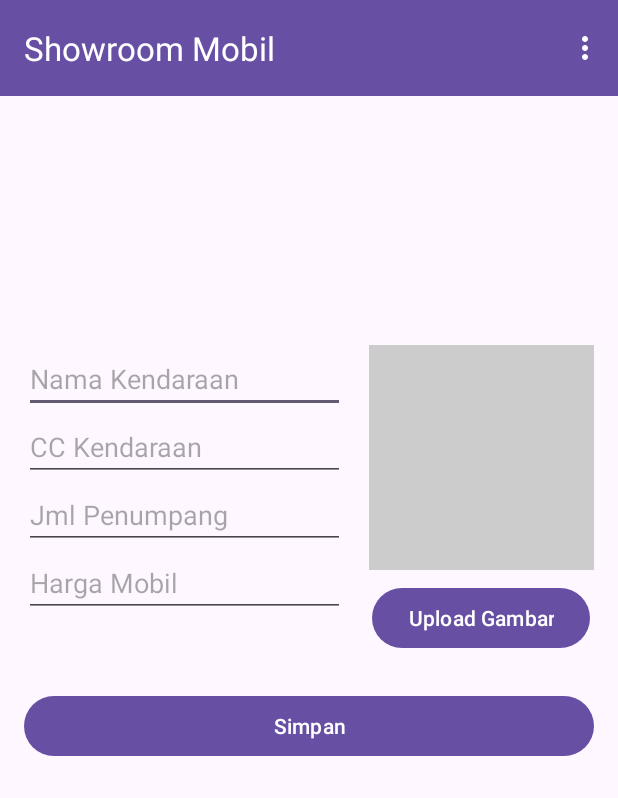
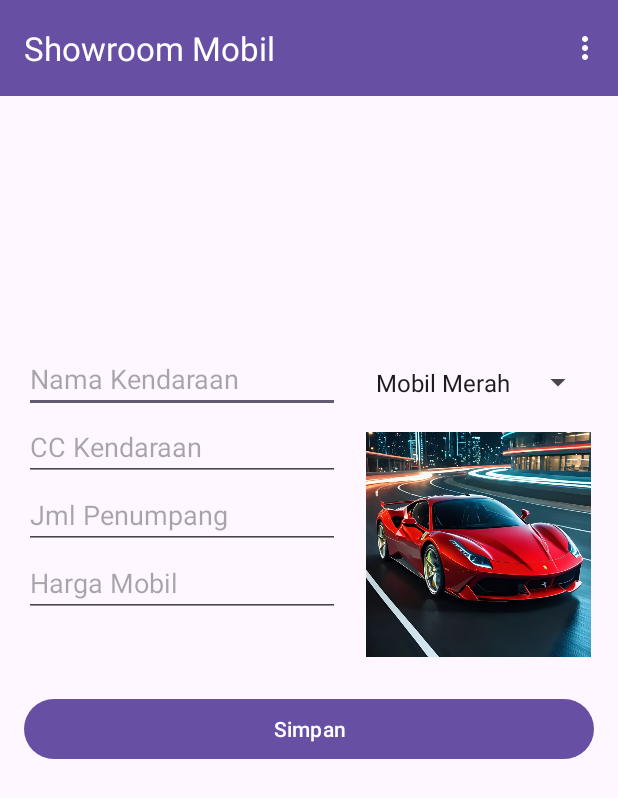
Before and after one commit to Central-Saga/dealerkendaraan, an Android app: the TambahProdukActivity screen opened directly, with no data from a screen before it, on a phone screen of 412 x 824 dp. Shown: the top 798 px of the screen. Run offline under Robolectric (Android 15) with nearby library versions, the phone set to English and light mode, and no system bars.

```diff
--- a/app/src/main/java/com/example/deallerapp/TambahProdukActivity.java
+++ b/app/src/main/java/com/example/deallerapp/TambahProdukActivity.java
@@ -8,12 +8,15 @@ import android.os.Bundle;
 import android.util.Base64;
 import android.view.Menu;
 import android.view.MenuItem;
+import android.view.View;
+import android.widget.AdapterView;
+import android.widget.ArrayAdapter;
 import android.widget.Button;
 import android.widget.EditText;
 import android.widget.ImageView;
+import android.widget.Spinner;
 import android.widget.Toast;
 
-import androidx.annotation.Nullable;
 import androidx.appcompat.app.AppCompatActivity;
 import androidx.appcompat.widget.Toolbar;
 
@@ -22,17 +25,16 @@ import com.google.gson.Gson;
 import com.google.gson.reflect.TypeToken;
 
 import java.io.ByteArrayOutputStream;
-import java.io.InputStream;
 import java.lang.reflect.Type;
 import java.util.ArrayList;
 
 public class TambahProdukActivity extends AppCompatActivity {
 
-    private static final int PICK_IMAGE_REQUEST = 100;
-
     private EditText etNama, etMerk, etHarga, etPenumpang;
     private ImageView imgPreview;
+    private Spinner spinnerGambar;
     private Button btnSimpan;
+
     private String imageBase64 = null;
 
     private ArrayList<Kendaraan> listKendaraan;
@@ -44,7 +46,6 @@ public class TambahProdukActivity extends AppCompatActivity {
         super.onCreate(savedInstanceState);
         setContentView(R.layout.activity_tambah_produk);
 
-        // Setup toolbar
         Toolbar toolbar = findViewById(R.id.toolbar);
         setSupportActionBar(toolbar);
 
@@ -53,18 +54,14 @@ public class TambahProdukActivity extends AppCompatActivity {
         etHarga = findViewById(R.id.etHarga);
         etPenumpang = findViewById(R.id.etPenumpang);
         imgPreview = findViewById(R.id.imgPreview);
+        spinnerGambar = findViewById(R.id.spinnerGambar);
         btnSimpan = findViewById(R.id.btnSimpan);
-        Button btnUpload = findViewById(R.id.btnUpload);
 
         gson = new Gson();
         sharedPreferences = getSharedPreferences("data_kendaraan", MODE_PRIVATE);
         listKendaraan = loadData();
 
-        btnUpload.setOnClickListener(v -> {
-            Intent intent = new Intent(Intent.ACTION_PICK);
-            intent.setType("image/*");
-            startActivityForResult(intent, PICK_IMAGE_REQUEST);
-        });
+        setupSpinner();
 
         btnSimpan.setOnClickListener(v -> {
             String nama = etNama.getText().toString().trim();
@@ -73,7 +70,7 @@ public class TambahProdukActivity extends AppCompatActivity {
             String penumpangStr = etPenumpang.getText().toString().trim();
 
             if (nama.isEmpty() || merk.isEmpty() || hargaStr.isEmpty() || penumpangStr.isEmpty() || imageBase64 == null) {
-                Toast.makeText(this, "Lengkapi semua data & upload gambar!", Toast.LENGTH_SHORT).show();
+                Toast.makeText(this, "Lengkapi semua data & pilih gambar!", Toast.LENGTH_SHORT).show();
                 return;
             }
 
@@ -86,30 +83,43 @@ public class TambahProdukActivity extends AppCompatActivity {
 
             Toast.makeText(this, "Kendaraan berhasil disimpan!", Toast.LENGTH_SHORT).show();
 
-            // Reset form
             etNama.setText("");
             etMerk.setText("");
             etHarga.setText("");
             etPenumpang.setText("");
+            spinnerGambar.setSelection(0);
             imgPreview.setImageResource(android.R.drawable.ic_input_add);
             imageBase64 = null;
         });
     }
 
-    @Override
-    protected void onActivityResult(int requestCode, int resultCode, @Nullable Intent data) {
-        super.onActivityResult(requestCode, resultCode, data);
+    private void setupSpinner() {
+        ArrayAdapter<CharSequence> adapter = ArrayAdapter.createFromResource(
+                this,
+                R.array.gambar_kendaraan,
+                android.R.layout.simple_spinner_item
+        );
+        adapter.setDropDownViewResource(android.R.layout.simple_spinner_dropdown_item);
+        spinnerGambar.setAdapter(adapter);
 
-        if (requestCode == PICK_IMAGE_REQUEST && resultCode == RESULT_OK && data != null) {
-            try {
-                InputStream inputStream = getContentResolver().openInputStream(data.getData());
-                Bitmap bitmap = BitmapFactory.decodeStream(inputStream);
+        spinnerGambar.setOnItemSelectedListener(new AdapterView.OnItemSelectedListener() {
+            @Override
+            public void onItemSelected(AdapterView<?> parent, View view, int position, long id) {
+                int resId = R.drawable.car_red;
+                switch (position) {
+                    case 0: resId = R.drawable.car_red; break;
+                    case 1: resId = R.drawable.car_blue; break;
+                    case 2: resId = R.drawable.car_black; break;
+                }
+
+                Bitmap bitmap = BitmapFactory.decodeResource(getResources(), resId);
                 imgPreview.setImageBitmap(bitmap);
                 imageBase64 = encodeToBase64(bitmap);
-            } catch (Exception e) {
-                e.printStackTrace();
             }
-        }
+
+            @Override
+            public void onNothingSelected(AdapterView<?> parent) {}
+        });
     }
 
     private String encodeToBase64(Bitmap bitmap) {
@@ -140,12 +150,12 @@ public class TambahProdukActivity extends AppCompatActivity {
     @Override
     public boolean onOptionsItemSelected(MenuItem item) {
         int id = item.getItemId();
-        if (id == R.id.menu_tambah) {
-            return true;
-        } else if (id == R.id.menu_jual) {
+        if (id == R.id.menu_tambah) return true;
+        if (id == R.id.menu_jual) {
             startActivity(new Intent(this, JualProdukActivity.class));
             return true;
-        } else if (id == R.id.menu_pendapatan) {
+        }
+        if (id == R.id.menu_pendapatan) {
             startActivity(new Intent(this, PendapatanActivity.class));
             return true;
         }
--- a/app/src/main/res/layout/activity_main.xml
+++ b/app/src/main/res/layout/activity_main.xml
@@ -22,7 +22,7 @@
         android:layout_width="300dp"
         android:layout_height="200dp"
         android:layout_marginTop="60dp"
-        android:src="@mipmap/ic_launcher"
+        android:src="@drawable/img"
         android:contentDescription="Logo Dealer" />
 
     <!-- Judul Welcome -->
--- a/app/src/main/res/layout/activity_tambah_produk.xml
+++ b/app/src/main/res/layout/activity_tambah_produk.xml
@@ -74,6 +74,13 @@
                     android:gravity="center"
                     android:orientation="vertical">
 
+                    <Spinner
+                        android:id="@+id/spinnerGambar"
+                        android:layout_width="wrap_content"
+                        android:minHeight="50dp"
+                        android:layout_height="wrap_content"
+                        android:layout_marginBottom="8dp" />
+
                     <ImageView
                         android:id="@+id/imgPreview"
                         android:layout_width="150dp"
@@ -81,12 +88,6 @@
                         android:background="#CCCCCC"
                         android:scaleType="centerCrop" />
 
-                    <Button
-                        android:id="@+id/btnUpload"
-                        android:layout_width="wrap_content"
-                        android:layout_height="wrap_content"
-                        android:layout_marginTop="8dp"
-                        android:text="Upload Gambar" />
                 </LinearLayout>
             </LinearLayout>
 
--- /dev/null
+++ b/app/src/main/res/values/arrays.xml
@@ -0,0 +1,8 @@
+<?xml version="1.0" encoding="utf-8"?>
+<resources>
+    <string-array name="gambar_kendaraan">
+        <item>Mobil Merah</item>
+        <item>Mobil Biru</item>
+        <item>Mobil Hitam</item>
+    </string-array>
+</resources>
```
Also changed, not shown: app/src/main/res/drawable/car_black.png (added), app/src/main/res/drawable/car_blue.png (added), app/src/main/res/drawable/car_red.png (added), app/src/main/res/drawable/img.png.
